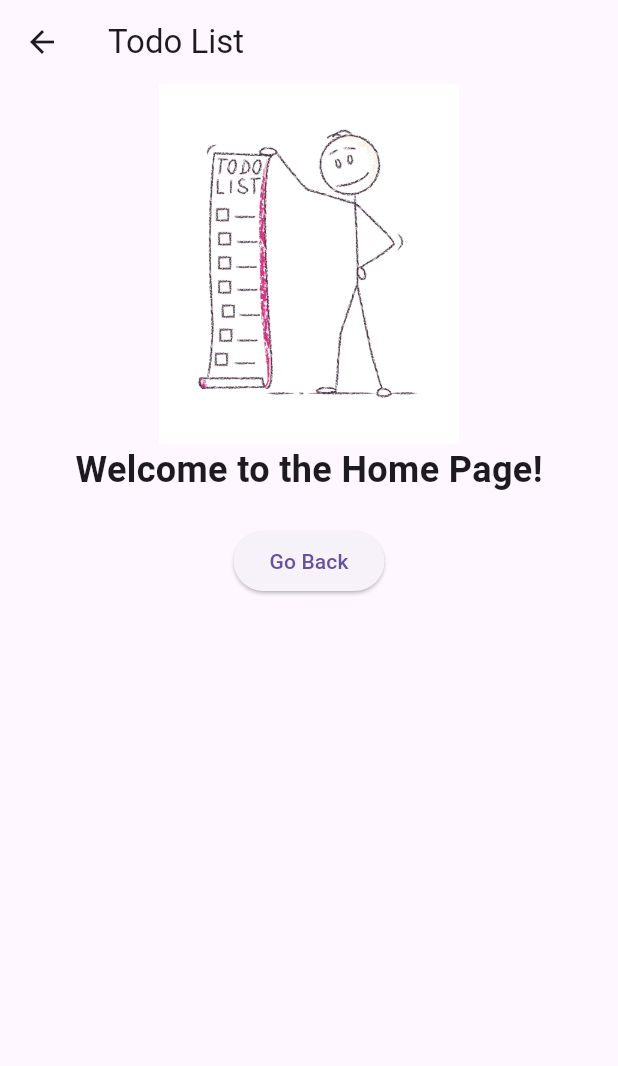
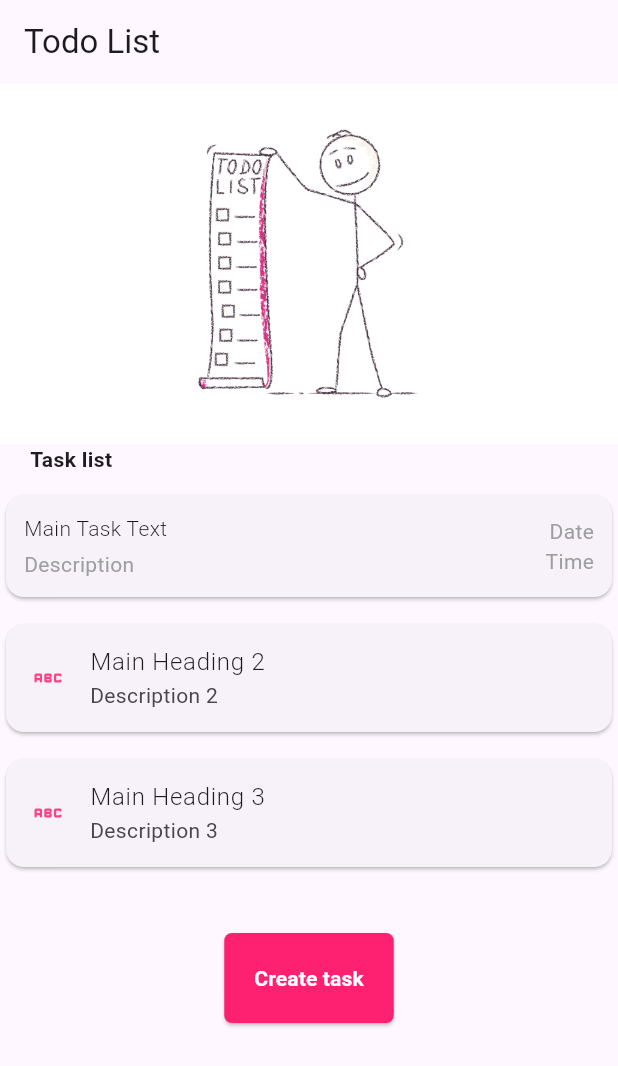
Before and after one commit to BambinoRiya/2023-project-phase-mobile-tasks, a Flutter app: the HomePage screen opened directly, on a phone screen of 412 x 824 dp. Shown: the top 1066 px of the screen. Run offline on Flutter 3.47's test engine with Material 3 defaults, Android fonts, the phone set to English and light mode, and no system bars.

Commit message:
to-do page

```diff
--- a/flutter_tut/on-boarding/onboarding/lib/add_task.dart
+++ b/flutter_tut/on-boarding/onboarding/lib/add_task.dart
@@ -12,7 +12,8 @@ class CreateTaskPage extends StatelessWidget {
           child: Text(
             'Create New Task',
             style: TextStyle(
-              fontWeight: FontWeight.bold, // Make the heading bold
+                fontWeight: FontWeight.bold,
+                fontSize: 18.0 // Make the heading bold
                 ),
           ),
         ),
@@ -36,7 +37,9 @@ class CreateTaskPage extends StatelessWidget {
             const SizedBox(height: 10),
             _buildTextField('Description'),
             const SizedBox(height: 20),
-            ElevatedButton(
+            Container(
+              width: 20,
+              child: ElevatedButton(
                 onPressed: () {
                   // task creation logic here
                 },
@@ -50,6 +53,7 @@ class CreateTaskPage extends StatelessWidget {
                 ),
                 child: const Text('Add Task',
                     style: TextStyle(fontSize: 16, color: Colors.white)),
+              ),
             ),
           ],
         ),
--- a/flutter_tut/on-boarding/onboarding/lib/home.dart
+++ b/flutter_tut/on-boarding/onboarding/lib/home.dart
@@ -1,45 +1 @@
 import 'package:flutter/material.dart';
-
-class HomePage extends StatelessWidget {
-  const HomePage({Key? key}) : super(key: key);
-
-  @override
-  Widget build(BuildContext context) {
-    return Scaffold(
-      appBar: AppBar(
-        title: const Text('Todo List'),
-      ),
-      body: Column(
-        crossAxisAlignment: CrossAxisAlignment.center,
-        children: [
-          Container(
-            padding: const EdgeInsets.symmetric(vertical: 20),
-            color: Colors.white,
-            child: Image.asset(
-              'assets/img/stickman.png',
-              width: 200,
-            ),
-          ),
-          Center(
-            child: Column(
-              mainAxisAlignment: MainAxisAlignment.center,
-              children: [
-                const Text(
-                  'Welcome to the Home Page!',
-                  style: TextStyle(fontSize: 24, fontWeight: FontWeight.bold),
-                ),
-                const SizedBox(height: 20),
-                ElevatedButton(
-                  onPressed: () {
-                    // Add your button functionality here
-                  },
-                  child: const Text('Go Back'),
-                ),
-              ],
-            ),
-          ),
-        ],
-      ),
-    );
-  }
-}
--- a/flutter_tut/on-boarding/onboarding/lib/main.dart
+++ b/flutter_tut/on-boarding/onboarding/lib/main.dart
@@ -3,11 +3,11 @@ import 'package:flutter/material.dart';
 import 'package:onboarding/home.dart';
 
 import 'package:onboarding/add_task.dart';
-import 'package:onboarding/task_details.dart';
+import 'package:onboarding/toDo.dart';
 
 void main() {
   runApp(const MaterialApp(
-    home: WelcomePage(),
+    home: HomePage(),
   ));
 }
 
@@ -32,7 +32,7 @@ class WelcomePage extends StatelessWidget {
                     Navigator.push(
                       context,
                       MaterialPageRoute(
-                          builder: (context) => const TaskDetails()),
+                          builder: (context) => const CreateTaskPage()),
                     );
                   },
                   style: ElevatedButton.styleFrom(
--- /dev/null
+++ b/flutter_tut/on-boarding/onboarding/lib/toDo.dart
@@ -0,0 +1,143 @@
+import 'package:flutter/material.dart';
+import 'package:flutter/widgets.dart';
+
+class HomePage extends StatelessWidget {
+  const HomePage({Key? key}) : super(key: key);
+
+  @override
+  Widget build(BuildContext context) {
+    return Scaffold(
+      appBar: AppBar(
+        title: const Text('Todo List'),
+      ),
+      body: SingleChildScrollView(
+        child: Column(
+          crossAxisAlignment: CrossAxisAlignment.start,
+          children: [
+            Container(
+              alignment: Alignment.center,
+              padding: const EdgeInsets.symmetric(vertical: 20),
+              color: Colors.white,
+              child: Image.asset(
+                'assets/img/stickman.png',
+                width: 200,
+              ),
+            ),
+            const Padding(
+              padding: EdgeInsets.symmetric(horizontal: 20),
+              child: Text(
+                'Task list',
+                style: TextStyle(
+                  fontWeight: FontWeight.bold,
+                ),
+              ),
+            ),
+            const SizedBox(height: 10),
+            const Card(
+              child: Row(
+                children: [
+                  Expanded(
+                    child: Padding(
+                      padding: EdgeInsets.all(12.0),
+                      child: Column(
+                        crossAxisAlignment: CrossAxisAlignment.start,
+                        children: [
+                          Text(
+                            'Main Task Text',
+                            style: TextStyle(fontWeight: FontWeight.w300),
+                          ),
+                          SizedBox(height: 4),
+                          Text(
+                            'Description',
+                            style: TextStyle(color: Colors.grey),
+                          ),
+                        ],
+                      ),
+                    ),
+                  ),
+                  Padding(
+                    padding: const EdgeInsets.all(12.0),
+                    child: Column(
+                      crossAxisAlignment: CrossAxisAlignment.end,
+                      children: [
+                        Text(
+                          'Date',
+                          style: TextStyle(color: Colors.grey),
+                        ),
+                        Text(
+                          'Time',
+                          style: TextStyle(color: Colors.grey),
+                        ),
+                      ],
+                    ),
+                  ),
+                ],
+              ),
+            ),
+            const SizedBox(height: 10),
+            const Card(
+              child: Column(
+                mainAxisAlignment: MainAxisAlignment.center,
+                children: [
+                  ListTile(
+                    title: Text(
+                      'Main Heading 2',
+                      style: TextStyle(fontWeight: FontWeight.w300),
+                    ),
+                    subtitle: Text('Description 2'),
+                    leading: Icon(
+                      Icons.abc_rounded,
+                      color: Colors.pinkAccent,
+                    ),
+                  ),
+                ],
+              ),
+            ),
+            const SizedBox(height: 10),
+            const Card(
+              child: Column(
+                mainAxisAlignment: MainAxisAlignment.center,
+                children: [
+                  ListTile(
+                    title: Text(
+                      'Main Heading 3',
+                      style: TextStyle(fontWeight: FontWeight.w300),
+                    ),
+                    subtitle: Text('Description 3'),
+                    leading: Icon(
+                      Icons.abc_rounded,
+                      color: Colors.pinkAccent,
+                    ),
+                  ),
+                ],
+              ),
+            ),
+            const SizedBox(height: 40),
+            Container(
+              alignment: Alignment.bottomCenter,
+              padding: const EdgeInsets.only(bottom: 50),
+              child: ElevatedButton(
+                onPressed: () {
+                  // Add button functionality here
+                },
+                style: ElevatedButton.styleFrom(
+                  backgroundColor: const Color(0xFFFF2171),
+                  shape: RoundedRectangleBorder(
+                    borderRadius: BorderRadius.circular(5),
+                  ),
+                  padding:
+                      const EdgeInsets.symmetric(horizontal: 20, vertical: 20),
+                ),
+                child: const Text(
+                  'Create task',
+                  style: TextStyle(
+                      fontWeight: FontWeight.bold, color: Colors.white),
+                ),
+              ),
+            ),
+          ],
+        ),
+      ),
+    );
+  }
+}
```
Also changed, not shown: flutter_tut/on-boarding/onboarding/lib/cards.dart (added, +15 -0 lines), flutter_tut/on-boarding/onboarding/lib/task_details.dart (+114 -114 lines). Lines whose indentation alone changed are shown as unchanged.
